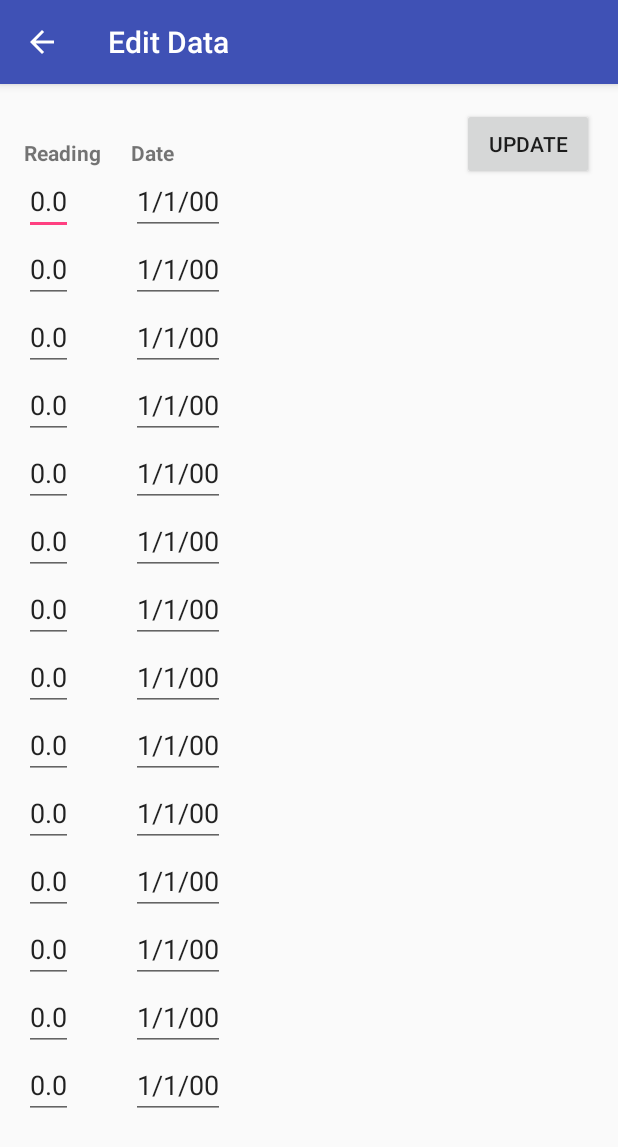
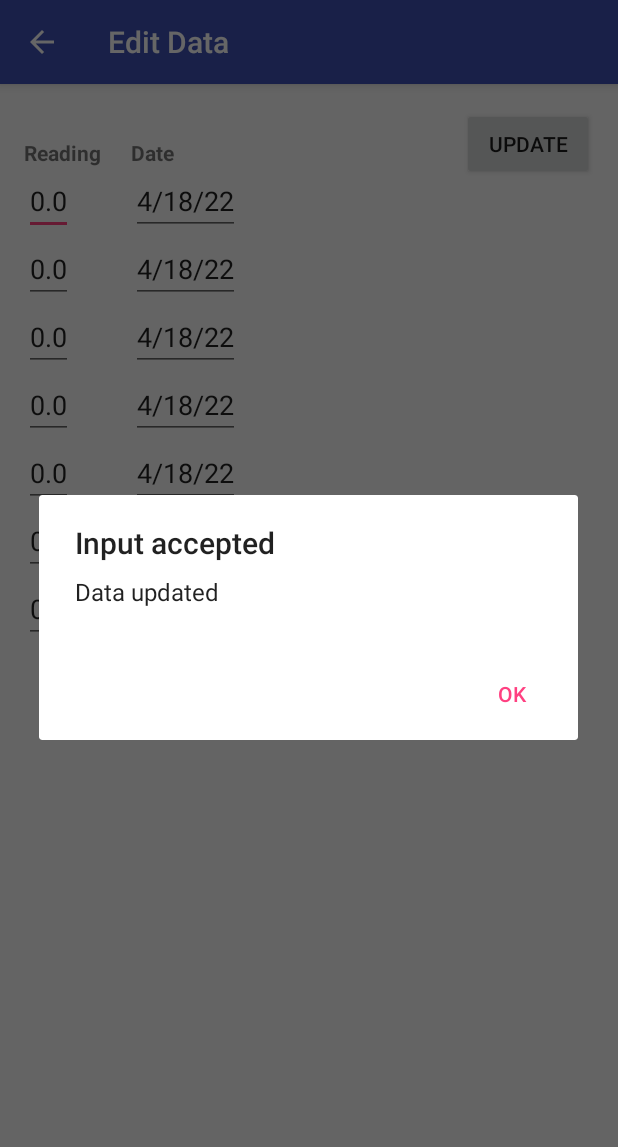
Before and after one commit to moandal/rolling-average, an Android app: the EditActivity screen opened directly, with no data from a screen before it, after a tap on "UPDATE", on a phone screen of 412 x 824 dp. Shown: the top 1147 px of the screen. Run offline under Robolectric (Android 15) with nearby library versions, the phone set to English and light mode, and no system bars.

Commit message:
Bug fixes

```diff
--- a/app/src/main/java/com/moandal/rollingaverage/EditActivity.java
+++ b/app/src/main/java/com/moandal/rollingaverage/EditActivity.java
@@ -7,7 +7,6 @@ import android.text.InputType;
 import android.view.View;
 import android.widget.EditText;
 import android.widget.LinearLayout;
-import android.widget.Toast;
 
 import java.text.DateFormat;
 import java.util.Date;
@@ -23,6 +22,7 @@ public class EditActivity extends AppCompatActivity {
     double[] readings = new double[arraySize];
     double[] rollingAvs = new double[arraySize];
     Date[] readDates = new Date[arraySize];
+    DateFormat df = DateFormat.getDateInstance(DateFormat.SHORT, Locale.getDefault());
     EditText[] textEdRead = new EditText[arraySize];
     EditText[] textEdDate = new EditText[arraySize];
     RAData raData;
@@ -60,23 +60,14 @@ public class EditActivity extends AppCompatActivity {
     @Override
     protected void onResume() {
         super.onResume();
-        raData.loadData(this);
-        rollingNumber = raData.rollingNumber;
-        decimalPlaces = raData.decimalPlaces;
-        numberToDisplay = raData.numberToDisplay;
-        readings = raData.readings;
-        readDates = raData.readDates;
-        displayData();
     }
 
     private void displayData() {
 
-        DateFormat df = DateFormat.getDateInstance(DateFormat.SHORT, Locale.getDefault());
-
-        LinearLayout linLayReading = (LinearLayout) findViewById(R.id.linLayReading);
+        LinearLayout linLayReading = findViewById(R.id.linLayReading);
         LinearLayout.LayoutParams linLayReadingparams = new LinearLayout.LayoutParams(LinearLayout.LayoutParams.WRAP_CONTENT, LinearLayout.LayoutParams.WRAP_CONTENT);
 
-        LinearLayout linLayDate = (LinearLayout) findViewById(R.id.linLayDate);
+        LinearLayout linLayDate = findViewById(R.id.linLayDate);
         LinearLayout.LayoutParams linLayDateparams = new LinearLayout.LayoutParams(LinearLayout.LayoutParams.WRAP_CONTENT, LinearLayout.LayoutParams.WRAP_CONTENT);
 
         for (int i = 0; i < numberToDisplay; i++) {
@@ -101,8 +92,8 @@ public class EditActivity extends AppCompatActivity {
     // Performed when the Update button is clicked
     public void updateReadings(View view) {
 
-        LinearLayout linLayReading = (LinearLayout) findViewById(R.id.linLayReading);
-        LinearLayout linLayDate = (LinearLayout) findViewById(R.id.linLayDate);
+        LinearLayout linLayReading = findViewById(R.id.linLayReading);
+        LinearLayout linLayDate = findViewById(R.id.linLayDate);
         String textValue;
         EditText editText;
         double inputValue;
@@ -112,16 +103,17 @@ public class EditActivity extends AppCompatActivity {
         boolean duffDates = false;
 
         for (int i = 0; i < numberToDisplay; i++) {
-            editText = (EditText) linLayReading.findViewById(i);
+            editText = linLayReading.findViewById(i);
             textValue = editText.getText().toString();
             inputValue = Double.valueOf(textValue);
             readings[i] = inputValue;
 
-            editText = (EditText) linLayDate.findViewById(i);
+            editText = linLayDate.findViewById(i);
             textValue = editText.getText().toString();
-            inputDate = Utils.convertStringToDate(textValue);
+            inputDate = Utils.validateStringToDate(textValue);
             if (inputDate.equals(defaultDate)) {
                 duffDates = true;
+                editText.setText(df.format(readDates[i]));
             }
             else {
                 readDates[i] = inputDate;
@@ -129,9 +121,9 @@ public class EditActivity extends AppCompatActivity {
         }
 
         if (duffDates)
-            Utils.showErrorMessage("Invalid date(s) ignored", this);
+            Utils.showMessage("Invalid input","Invalid date(s) ignored", this);
         else
-            Toast.makeText(this, "Data updated", Toast.LENGTH_LONG).show();
+            Utils.showMessage("Input accepted","Data updated", this);
 
         RAData raData = new RAData(rollingAverage, rollingNumber, decimalPlaces, numberToDisplay, readings, rollingAvs, readDates);
         raData.calcAvs();
--- a/app/src/main/java/com/moandal/rollingaverage/RAData.java
+++ b/app/src/main/java/com/moandal/rollingaverage/RAData.java
@@ -6,7 +6,7 @@ import android.preference.PreferenceManager;
 
 import java.util.Date;
 
-public class RAData //extends AppCompatActivity
+public class RAData
 {
 
     double rollingAverage;
@@ -61,6 +61,7 @@ public class RAData //extends AppCompatActivity
             readings[i] = Double.valueOf(sp.getString("Weight" + i, "0"));
             readDates[i] = Utils.convertStringToDate(sp.getString("readDates" + i, "0"));
         }
+
     }
 
 }
--- a/app/src/main/java/com/moandal/rollingaverage/SettingsActivity.java
+++ b/app/src/main/java/com/moandal/rollingaverage/SettingsActivity.java
@@ -40,7 +40,7 @@ public class SettingsActivity extends AppCompatActivity {
                     int val = Integer.parseInt(newValue.toString());
 
                     if (val < 2 || val > 100) {
-                        Utils.showErrorMessage("Value must be between 2 and 100", getActivity());
+                        Utils.showMessage("Invalid input","Value must be between 2 and 100", getActivity());
                         return false;
                     } else {
                         return true;
@@ -54,7 +54,7 @@ public class SettingsActivity extends AppCompatActivity {
                     int val = Integer.parseInt(newValue.toString());
 
                     if (val < 1 || val > 100) {
-                        Utils.showErrorMessage("Value must be between 1 and 100", getActivity());
+                        Utils.showMessage("Invalid input","Value must be between 1 and 100", getActivity());
                         return false;
                     } else {
                         return true;
@@ -68,7 +68,7 @@ public class SettingsActivity extends AppCompatActivity {
                     int val = Integer.parseInt(newValue.toString());
 
                     if (val < 1 || val > 5) {
-                        Utils.showErrorMessage("Value must be between 1 and 5", getActivity());
+                        Utils.showMessage("Invalid input","Value must be between 1 and 5", getActivity());
                         return false;
                     } else {
                         return true;
--- a/app/src/main/java/com/moandal/rollingaverage/Utils.java
+++ b/app/src/main/java/com/moandal/rollingaverage/Utils.java
@@ -16,9 +16,9 @@ public class Utils {
 
     static int arraySize = 100;
 
-    public static void showErrorMessage(String message, Activity activity) {
+    public static void showMessage(String title, String message, Activity activity) {
         final AlertDialog.Builder builder = new AlertDialog.Builder(activity);
-        builder.setTitle("Invalid Input");
+        builder.setTitle(title);
         builder.setMessage(message);
         builder.setPositiveButton(android.R.string.ok, null);
         builder.show();
@@ -26,23 +26,38 @@ public class Utils {
 
     public static Date convertStringToDate(String dateString)
     {
+        SimpleDateFormat sdf = new SimpleDateFormat("dd/MM/yyyy");
+        sdf.setLenient(false);
+        Date formattedDate = new Date();
+
+        try {
+            formattedDate = sdf.parse(dateString);
+        }
+        catch(ParseException e) {
+            e.printStackTrace();
+        }
+        return formattedDate;
+    }
+
+    public static Date validateStringToDate(String dateString)
+    {
         DateFormat df = DateFormat.getDateInstance(DateFormat.SHORT, Locale.getDefault());
 
         df.setLenient(false);
-        Date formatteddate = new Date();
+        Date formattedDate = new Date();
 
         try{
-            formatteddate = df.parse(dateString);
+            formattedDate = df.parse(dateString);
         }
         catch(ParseException e){
             try{
-                formatteddate = df.parse("01/01/1900");
+                formattedDate = df.parse("01/01/1900");
             }
             catch(ParseException f){
                 f.printStackTrace();
             }
         }
-        return formatteddate;
+        return formattedDate;
     }
 
     public static void saveData(Context context, double[] readings, Date[] readDates) {
```
Also changed, not shown: app/src/main/java/com/moandal/rollingaverage/MainActivity.java (+9 -15 lines).
